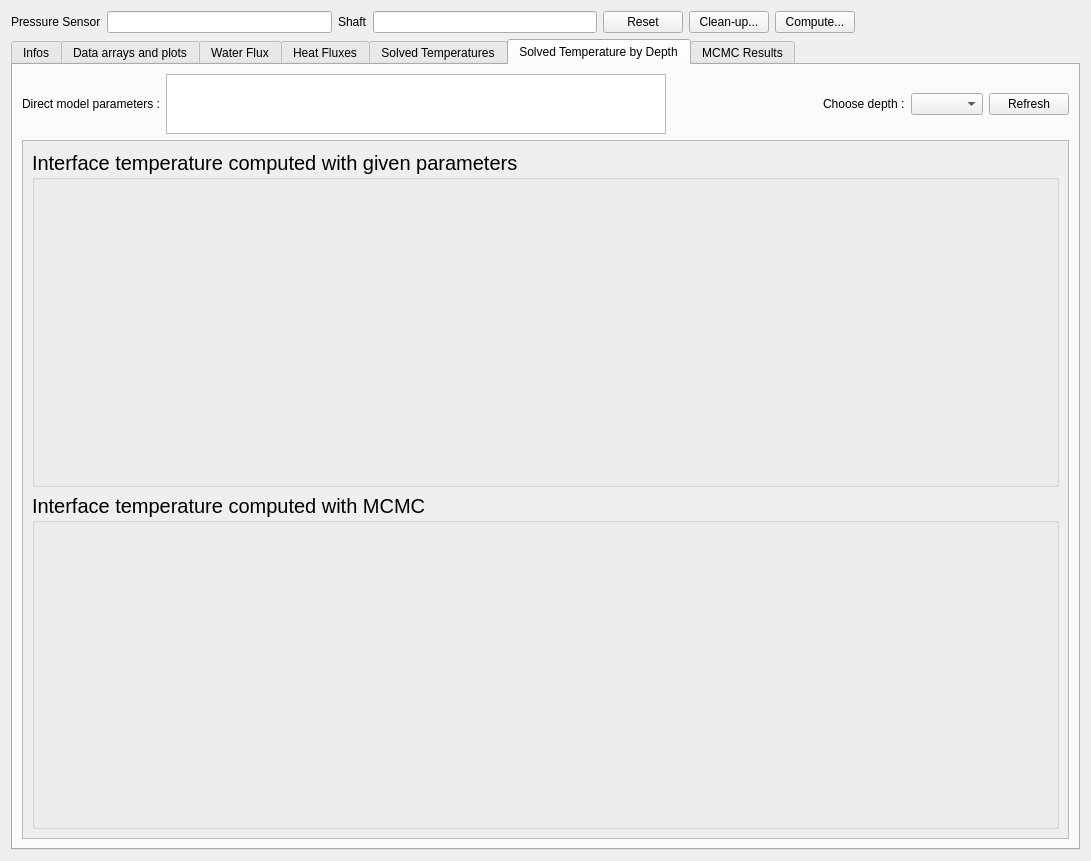
First picture: the form in Molonari_2021/ihm/molonaviz/widgetpoint.ui, repository GVigne/Molonari-2022, before the edit.
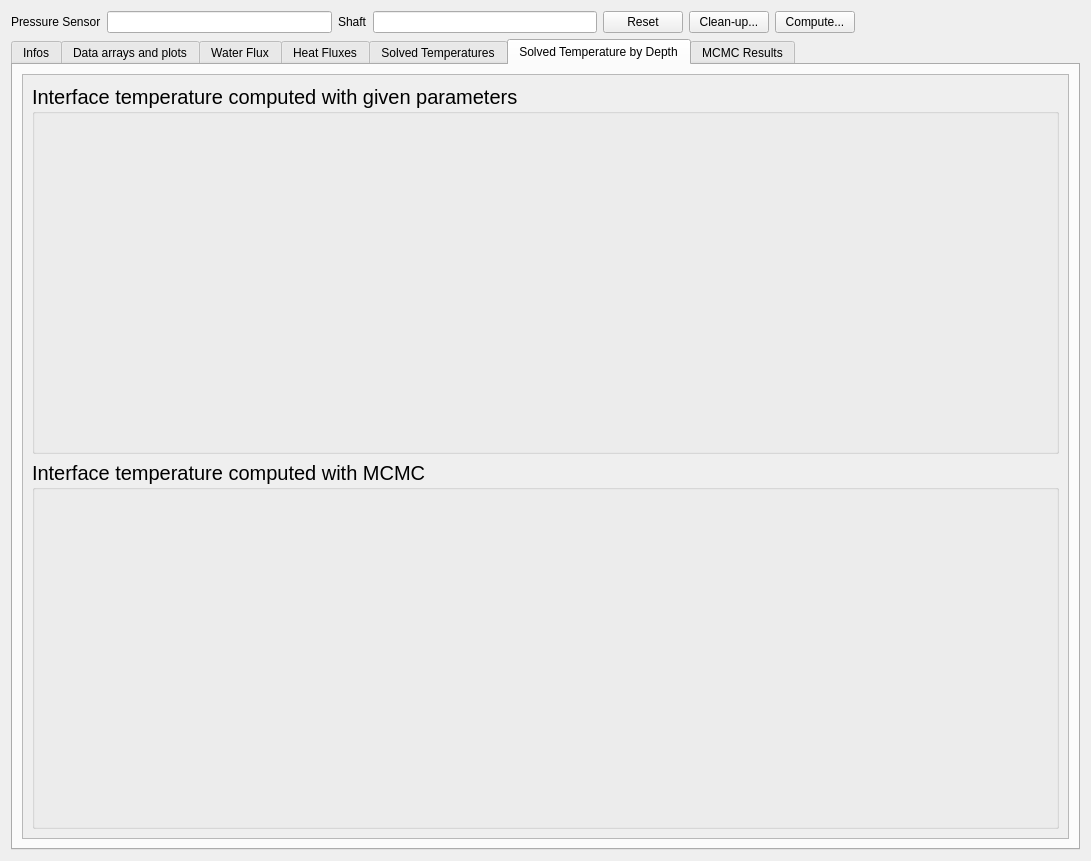
Second picture: the form after the edit. The open tabs and pages were chosen to show the change.

Commit message: Add the MoloView1D class

Patch:
```diff
--- a/Molonari_2021/ihm/molonaviz/widgetpoint.ui
+++ b/Molonari_2021/ihm/molonaviz/widgetpoint.ui
@@ -467,70 +467,6 @@
        <string>Solved Temperature by Depth</string>
       </attribute>
       <layout class="QVBoxLayout" name="verticalLayout_14">
-       <item>
-        <layout class="QHBoxLayout" name="horizontalLayout_7" stretch="0,0,0,1,0,0,0">
-         <item>
-          <widget class="QLabel" name="label_5">
-           <property name="text">
-            <string>Direct model parameters :</string>
-           </property>
-          </widget>
-         </item>
-         <item>
-          <widget class="QTableView" name="tableViewParams">
-           <property name="minimumSize">
-            <size>
-             <width>500</width>
-             <height>0</height>
-            </size>
-           </property>
-           <property name="maximumSize">
-            <size>
-             <width>16777215</width>
-             <height>60</height>
-            </size>
-           </property>
-          </widget>
-         </item>
-         <item>
-          <spacer name="horizontalSpacer_2">
-           <property name="orientation">
-            <enum>Qt::Horizontal</enum>
-           </property>
-           <property name="sizeHint" stdset="0">
-            <size>
-             <width>40</width>
-             <height>20</height>
-            </size>
-           </property>
-          </spacer>
-         </item>
-         <item>
-          <widget class="QLabel" name="label_6">
-           <property name="text">
-            <string/>
-           </property>
-          </widget>
-         </item>
-         <item>
-          <widget class="QLabel" name="label_7">
-           <property name="text">
-            <string>Choose depth :</string>
-           </property>
-          </widget>
-         </item>
-         <item>
-          <widget class="QComboBox" name="comboBoxDepth"/>
-         </item>
-         <item>
-          <widget class="QPushButton" name="pushButtonRefresh">
-           <property name="text">
-            <string>Refresh</string>
-           </property>
-          </widget>
-         </item>
-        </layout>
-       </item>
        <item>
         <widget class="QScrollArea" name="scrollArea_6">
          <property name="widgetResizable">
@@ -542,7 +478,7 @@
             <x>0</x>
             <y>0</y>
             <width>1049</width>
-            <height>375</height>
+            <height>759</height>
            </rect>
           </property>
           <layout class="QVBoxLayout" name="verticalLayout_15">
```
Left out of the diff: 2 changed lines with no effect on the pictures. The commit also changes 2 other files.
